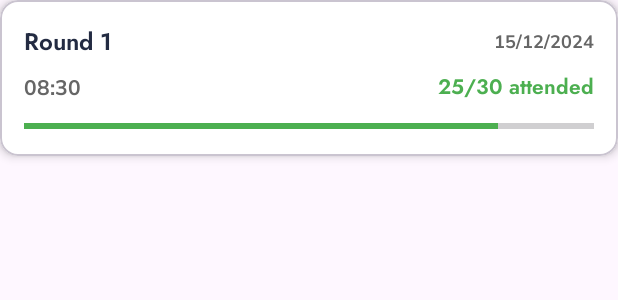
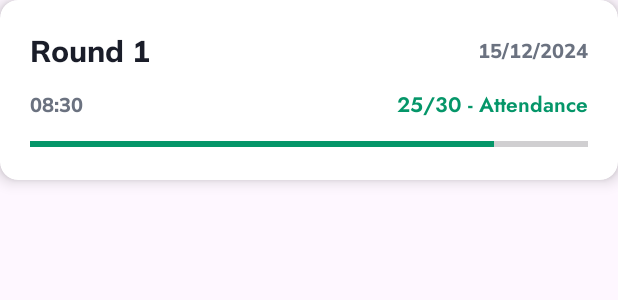
Before and after one commit to SEP490-SU25-G16/zentry-app, an Android app: the layout item_attendance_round.xml on its own in the app's theme, with its tools: preview values and no code run, on a phone screen of 412 x 824 dp. Shown: the top 300 px of the screen. Run offline under Robolectric (Android 15) with nearby library versions, the phone set to English and light mode, and no system bars.

Commit message:
fix lecturer schedule ui

```diff
--- a/app/src/main/java/vn/edu/fpt/zentryapp/lecturer/adapter/ScheduleSessionAdapter.java
+++ b/app/src/main/java/vn/edu/fpt/zentryapp/lecturer/adapter/ScheduleSessionAdapter.java
@@ -72,16 +72,12 @@ public class ScheduleSessionAdapter extends RecyclerView.Adapter<ScheduleSession
             // Configure action button
             configureActionButton(session);
 
-            // Set click listeners
-            binding.getRoot().setOnClickListener(v -> {
-                if (session.isCanViewDetail() && listener != null) {
-                    listener.onSessionClick(session);
-                }
-            });
-
+            // Chỉ giữ lại click listener cho button
             binding.btnSessionAction.setOnClickListener(v -> {
                 if (session.isCanStartInstant() && listener != null) {
                     listener.onStartInstantClick(session);
+                } else if (session.isCanViewDetail() && listener != null) {
+                    listener.onSessionClick(session);
                 }
             });
 
--- a/app/src/main/java/vn/edu/fpt/zentryapp/lecturer/ui/schedule/LecturerScheduleFragment.java
+++ b/app/src/main/java/vn/edu/fpt/zentryapp/lecturer/ui/schedule/LecturerScheduleFragment.java
@@ -126,9 +126,6 @@ public class LecturerScheduleFragment extends Fragment implements ScheduleSessio
     @Override
     public void onSessionClick(ScheduleSession session) {
         if (session.isCanViewDetail()) {
-            Toast.makeText(requireContext(),
-                    "Opening session detail: " + session.getCourseName(), Toast.LENGTH_SHORT).show();
-
             // Navigate to session detail
             Bundle args = new Bundle();
             args.putString("sessionId", session.getSessionId());
--- a/app/src/main/res/layout/item_attendance_round.xml
+++ b/app/src/main/res/layout/item_attendance_round.xml
@@ -1,62 +1,69 @@
 <?xml version="1.0" encoding="utf-8"?>
-<com.google.android.material.card.MaterialCardView
-    xmlns:android="http://schemas.android.com/apk/res/android"
+<com.google.android.material.card.MaterialCardView xmlns:android="http://schemas.android.com/apk/res/android"
     xmlns:app="http://schemas.android.com/apk/res-auto"
     android:layout_width="match_parent"
     android:layout_height="wrap_content"
     android:layout_marginBottom="12dp"
+    android:foreground="?attr/selectableItemBackground"
+    app:cardBackgroundColor="#FFFFFF"
     app:cardCornerRadius="12dp"
-    app:cardElevation="4dp"
-    app:cardBackgroundColor="#FFFFFF">
+    app:cardElevation="6dp"
+    app:strokeWidth="0dp">
 
     <LinearLayout
         android:layout_width="match_parent"
         android:layout_height="wrap_content"
         android:orientation="vertical"
-        android:padding="16dp">
+        android:padding="20dp">
 
+        <!-- Title và Date -->
         <LinearLayout
             android:layout_width="match_parent"
             android:layout_height="wrap_content"
-            android:orientation="horizontal"
-            android:gravity="center_vertical">
+            android:gravity="center_vertical"
+            android:orientation="horizontal">
 
             <TextView
                 android:id="@+id/tvRoundTitle"
-                android:fontFamily="@font/jostsemibold"
                 android:layout_width="0dp"
                 android:layout_height="wrap_content"
                 android:layout_weight="1"
+                android:ellipsize="end"
+                android:fontFamily="@font/mulishextrabold"
+                android:maxLines="1"
                 android:text="Round 1"
-                android:textSize="16sp"
-                android:textStyle="bold"
-                android:textColor="#232B42" />
+                android:textColor="#1A1D29"
+                android:textSize="20sp"
+                android:textStyle="bold" />
 
             <TextView
                 android:id="@+id/tvRoundDate"
-                android:fontFamily="@font/mulishbold"
                 android:layout_width="wrap_content"
                 android:layout_height="wrap_content"
+                android:fontFamily="@font/mulishextrabold"
                 android:text="15/12/2024"
-                android:textSize="12sp"
-                android:textColor="#666666" />
+                android:textColor="#6B7280"
+                android:textSize="13sp"
+                android:textStyle="bold" />
         </LinearLayout>
 
+        <!-- Time và Attendance -->
         <LinearLayout
             android:layout_width="match_parent"
             android:layout_height="wrap_content"
-            android:orientation="horizontal"
+            android:layout_marginTop="12dp"
             android:gravity="center_vertical"
-            android:layout_marginTop="8dp">
+            android:orientation="horizontal">
 
             <TextView
                 android:id="@+id/tvRoundTime"
-                android:fontFamily="@font/mulishbold"
                 android:layout_width="wrap_content"
                 android:layout_height="wrap_content"
+                android:fontFamily="@font/mulishextrabold"
                 android:text="08:30"
-                android:textSize="14sp"
-                android:textColor="#666666" />
+                android:textColor="#6B7280"
+                android:textSize="13sp"
+                android:textStyle="bold" />
 
             <View
                 android:layout_width="0dp"
@@ -65,15 +72,16 @@
 
             <TextView
                 android:id="@+id/tvRoundAttendance"
-                android:fontFamily="@font/jostsemibold"
                 android:layout_width="wrap_content"
                 android:layout_height="wrap_content"
-                android:text="25/30 attended"
+                android:fontFamily="@font/jostsemibold"
+                android:text="25/30 - Attendance"
+                android:textColor="#059669"
                 android:textSize="14sp"
-                android:textStyle="bold"
-                android:textColor="#4CAF50" />
+                android:textStyle="bold" />
         </LinearLayout>
 
+        <!-- Progress Bar -->
         <ProgressBar
             android:id="@+id/progressRoundAttendance"
             style="?android:attr/progressBarStyleHorizontal"
@@ -81,7 +89,7 @@
             android:layout_height="8dp"
             android:layout_marginTop="12dp"
             android:progress="83"
-            android:progressTint="#4CAF50" />
+            android:progressTint="#059669" />
 
     </LinearLayout>
 
--- a/app/src/main/res/layout/item_session_detail.xml
+++ b/app/src/main/res/layout/item_session_detail.xml
@@ -4,7 +4,6 @@
     xmlns:app="http://schemas.android.com/apk/res-auto"
     android:layout_width="match_parent"
     android:layout_height="wrap_content"
-    android:layout_marginHorizontal="16dp"
     android:layout_marginBottom="12dp"
     app:cardCornerRadius="12dp"
     app:cardBackgroundColor="#FFFFFF"
```
